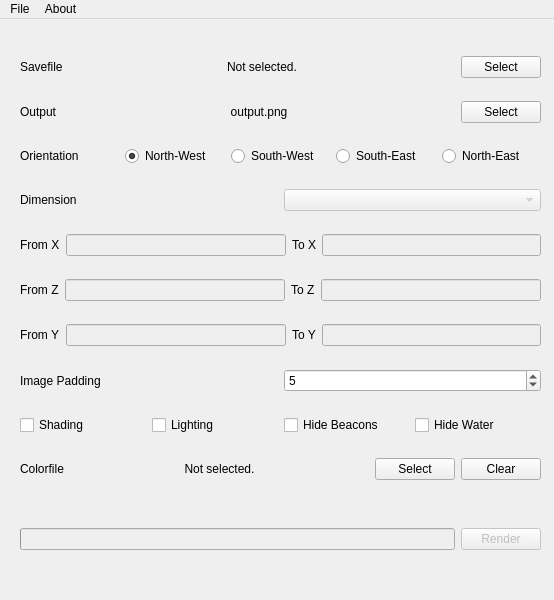
This is src/graphical/mainwindow.ui in spoutn1k/mcmap as Qt 5 draws it before an edit. The edited form follows.
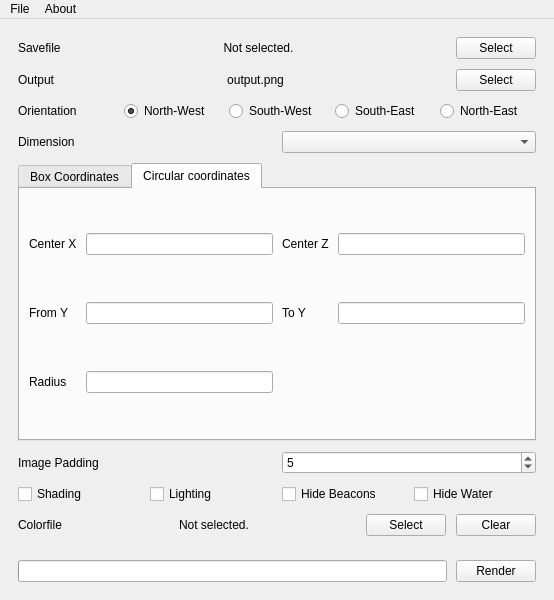
This is the edited form. The open tabs and pages were chosen to show the change.

Commit message: Tab for circular coordinates

```diff
--- a/src/graphical/mainwindow.ui
+++ b/src/graphical/mainwindow.ui
@@ -26,16 +26,24 @@
    </size>
   </property>
   <widget class="QWidget" name="centralwidget">
-   <widget class="QWidget" name="verticalLayoutWidget">
-    <property name="geometry">
-     <rect>
-      <x>20</x>
-      <y>20</y>
-      <width>521</width>
-      <height>461</height>
-     </rect>
-    </property>
+   <layout class="QVBoxLayout" name="verticalLayout_3">
+    <item>
     <layout class="QVBoxLayout" name="verticalLayout">
+      <property name="spacing">
+       <number>10</number>
+      </property>
+      <property name="leftMargin">
+       <number>9</number>
+      </property>
+      <property name="topMargin">
+       <number>9</number>
+      </property>
+      <property name="rightMargin">
+       <number>9</number>
+      </property>
+      <property name="bottomMargin">
+       <number>9</number>
+      </property>
      <item>
       <layout class="QHBoxLayout" name="saveSelect" stretch="0,1,0">
        <item>
@@ -141,9 +149,6 @@
       <layout class="QHBoxLayout" name="dimensionSelect">
        <item>
         <widget class="QLabel" name="dimensionLabel">
-         <property name="enabled">
-          <bool>true</bool>
-         </property>
          <property name="text">
           <string>Dimension</string>
          </property>
@@ -151,126 +156,187 @@
        </item>
        <item>
         <widget class="QComboBox" name="dimensionSelectDropDown">
-         <property name="enabled">
-          <bool>false</bool>
-         </property>
         </widget>
        </item>
       </layout>
      </item>
      <item>
-      <layout class="QHBoxLayout" name="xBounds">
-       <item>
-        <widget class="QLabel" name="minXLabel">
-         <property name="enabled">
-          <bool>true</bool>
-         </property>
-         <property name="text">
-          <string>From X</string>
-         </property>
-        </widget>
-       </item>
-       <item>
-        <widget class="QLineEdit" name="minX">
-         <property name="enabled">
-          <bool>false</bool>
-         </property>
-        </widget>
-       </item>
-       <item>
-        <widget class="QLabel" name="maxXLabel">
-         <property name="enabled">
-          <bool>true</bool>
-         </property>
+       <widget class="QTabWidget" name="coordinatesSelect">
+        <property name="currentIndex">
+         <number>0</number>
+        </property>
+        <widget class="QWidget" name="boxCoordinates">
+         <attribute name="title">
+          <string>Box Coordinates</string>
+         </attribute>
+         <layout class="QGridLayout" name="gridLayout_2">
+          <property name="leftMargin">
+           <number>9</number>
+          </property>
+          <property name="topMargin">
+           <number>0</number>
+          </property>
+          <property name="rightMargin">
+           <number>9</number>
+          </property>
+          <property name="bottomMargin">
+           <number>0</number>
+          </property>
+          <property name="horizontalSpacing">
+           <number>9</number>
+          </property>
+          <property name="verticalSpacing">
+           <number>3</number>
+          </property>
+          <item row="0" column="4">
+           <widget class="QLabel" name="boxMaxXLabel">
          <property name="text">
           <string>To X</string>
          </property>
         </widget>
        </item>
-       <item>
-        <widget class="QLineEdit" name="maxX">
-         <property name="enabled">
-          <bool>false</bool>
+          <item row="3" column="4">
+           <widget class="QLabel" name="boxMaxYLabel">
+            <property name="text">
+             <string>To Y</string>
          </property>
         </widget>
        </item>
-      </layout>
-     </item>
-     <item>
-      <layout class="QHBoxLayout" name="zBounds">
-       <item>
-        <widget class="QLabel" name="minZLabel">
-         <property name="enabled">
-          <bool>true</bool>
-         </property>
+          <item row="3" column="1">
+           <widget class="QLabel" name="boxMinYLabel">
+            <property name="text">
+             <string>From Y</string>
+            </property>
+           </widget>
+          </item>
+          <item row="0" column="5">
+           <widget class="QLineEdit" name="boxMaxX">
+           </widget>
+          </item>
+          <item row="3" column="2">
+           <widget class="QLineEdit" name="boxMinY">
+           </widget>
+          </item>
+          <item row="3" column="5">
+           <widget class="QLineEdit" name="boxMaxY">
+           </widget>
+          </item>
+          <item row="0" column="1">
+           <widget class="QLabel" name="boxMinXLabel">
+            <property name="text">
+             <string>From X</string>
+            </property>
+           </widget>
+          </item>
+          <item row="0" column="2">
+           <widget class="QLineEdit" name="boxMinX">
+           </widget>
+          </item>
+          <item row="1" column="1">
+           <widget class="QLabel" name="boxMinZLabel">
          <property name="text">
           <string>From Z</string>
          </property>
         </widget>
        </item>
-       <item>
-        <widget class="QLineEdit" name="minZ">
-         <property name="enabled">
-          <bool>false</bool>
-         </property>
-        </widget>
-       </item>
-       <item>
-        <widget class="QLabel" name="maxZLabel">
-         <property name="enabled">
-          <bool>true</bool>
-         </property>
+          <item row="1" column="2">
+           <widget class="QLineEdit" name="boxMinZ">
+           </widget>
+          </item>
+          <item row="1" column="4">
+           <widget class="QLabel" name="boxMaxZLabel">
          <property name="text">
           <string>To Z</string>
          </property>
         </widget>
        </item>
-       <item>
-        <widget class="QLineEdit" name="maxZ">
-         <property name="enabled">
-          <bool>false</bool>
-         </property>
+          <item row="1" column="5">
+           <widget class="QLineEdit" name="boxMaxZ">
         </widget>
        </item>
       </layout>
-     </item>
-     <item>
-      <layout class="QHBoxLayout" name="yBounds">
-       <item>
-        <widget class="QLabel" name="minYLabel">
-         <property name="enabled">
-          <bool>true</bool>
-         </property>
-         <property name="text">
-          <string>From Y</string>
-         </property>
-        </widget>
-       </item>
-       <item>
-        <widget class="QLineEdit" name="minY">
-         <property name="enabled">
-          <bool>false</bool>
-         </property>
-        </widget>
-       </item>
-       <item>
-        <widget class="QLabel" name="maxYLabel">
-         <property name="enabled">
-          <bool>true</bool>
-         </property>
+        </widget>
+        <widget class="QWidget" name="circularCoordinates">
+         <attribute name="title">
+          <string>Circular coordinates</string>
+         </attribute>
+         <layout class="QGridLayout" name="gridLayout">
+          <property name="leftMargin">
+           <number>9</number>
+          </property>
+          <property name="topMargin">
+           <number>0</number>
+          </property>
+          <property name="rightMargin">
+           <number>9</number>
+          </property>
+          <property name="bottomMargin">
+           <number>0</number>
+          </property>
+          <property name="horizontalSpacing">
+           <number>9</number>
+          </property>
+          <property name="verticalSpacing">
+           <number>3</number>
+          </property>
+          <item row="1" column="2">
+           <widget class="QLabel" name="circularMaxYLabel">
          <property name="text">
           <string>To Y</string>
          </property>
         </widget>
        </item>
-       <item>
-        <widget class="QLineEdit" name="maxY">
-         <property name="enabled">
-          <bool>false</bool>
+          <item row="1" column="1">
+           <widget class="QLineEdit" name="circularMinY">
+           </widget>
+          </item>
+          <item row="3" column="0">
+           <widget class="QLabel" name="circularRadiusLabel">
+            <property name="text">
+             <string>Radius</string>
          </property>
         </widget>
        </item>
-      </layout>
+          <item row="0" column="1">
+           <widget class="QLineEdit" name="circularCenterX">
+           </widget>
+          </item>
+          <item row="0" column="2">
+           <widget class="QLabel" name="circularCenterZLabel">
+            <property name="text">
+             <string>Center Z</string>
+            </property>
+           </widget>
+          </item>
+          <item row="1" column="3">
+           <widget class="QLineEdit" name="circularMaxY">
+           </widget>
+          </item>
+          <item row="1" column="0">
+           <widget class="QLabel" name="circularMinYLabel">
+            <property name="text">
+             <string>From Y</string>
+            </property>
+           </widget>
+          </item>
+          <item row="0" column="0">
+           <widget class="QLabel" name="circularCenterXLabel">
+            <property name="text">
+             <string>Center X</string>
+            </property>
+           </widget>
+          </item>
+          <item row="0" column="3">
+           <widget class="QLineEdit" name="circularCenterZ">
+           </widget>
+          </item>
+          <item row="3" column="1">
+           <widget class="QLineEdit" name="circularRadius">
+           </widget>
+          </item>
+         </layout>
+        </widget>
+       </widget>
      </item>
      <item>
       <layout class="QHBoxLayout" name="padding">
@@ -358,22 +424,26 @@
       </layout>
      </item>
     </layout>
-   </widget>
-   <widget class="QWidget" name="horizontalLayoutWidget">
-    <property name="geometry">
-     <rect>
-      <x>20</x>
-      <y>500</y>
-      <width>521</width>
-      <height>41</height>
-     </rect>
-    </property>
+    </item>
+    <item>
     <layout class="QHBoxLayout" name="horizontalLayout">
+      <property name="spacing">
+       <number>9</number>
+      </property>
+      <property name="leftMargin">
+       <number>9</number>
+      </property>
+      <property name="topMargin">
+       <number>9</number>
+      </property>
+      <property name="rightMargin">
+       <number>9</number>
+      </property>
+      <property name="bottomMargin">
+       <number>9</number>
+      </property>
      <item>
       <widget class="QProgressBar" name="progressBar">
-       <property name="enabled">
-        <bool>false</bool>
-       </property>
        <property name="maximum">
         <number>100</number>
        </property>
@@ -387,16 +457,14 @@
      </item>
      <item>
       <widget class="QPushButton" name="renderButton">
-       <property name="enabled">
-        <bool>false</bool>
-       </property>
        <property name="text">
         <string>Render</string>
        </property>
       </widget>
      </item>
     </layout>
-   </widget>
+    </item>
+   </layout>
   </widget>
   <widget class="QMenuBar" name="menubar">
    <property name="geometry">
```
Left out of the diff: 4 changed lines with no effect on the pictures. Lines whose indentation alone changed are shown as unchanged. The commit also changes 2 other files.
